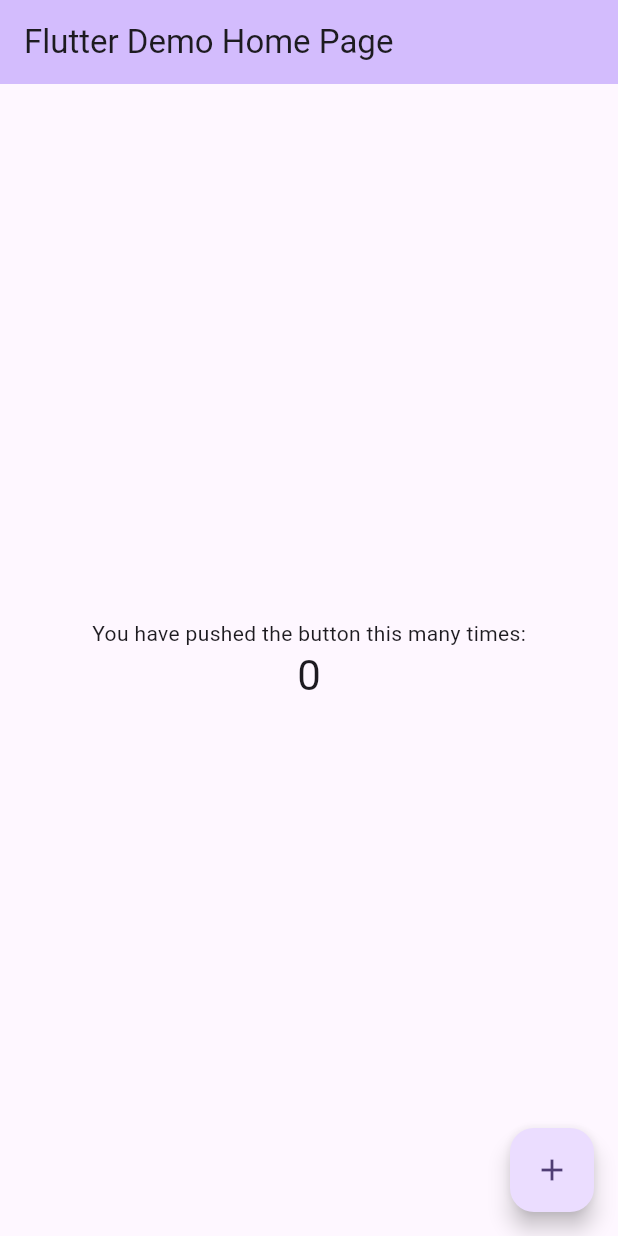
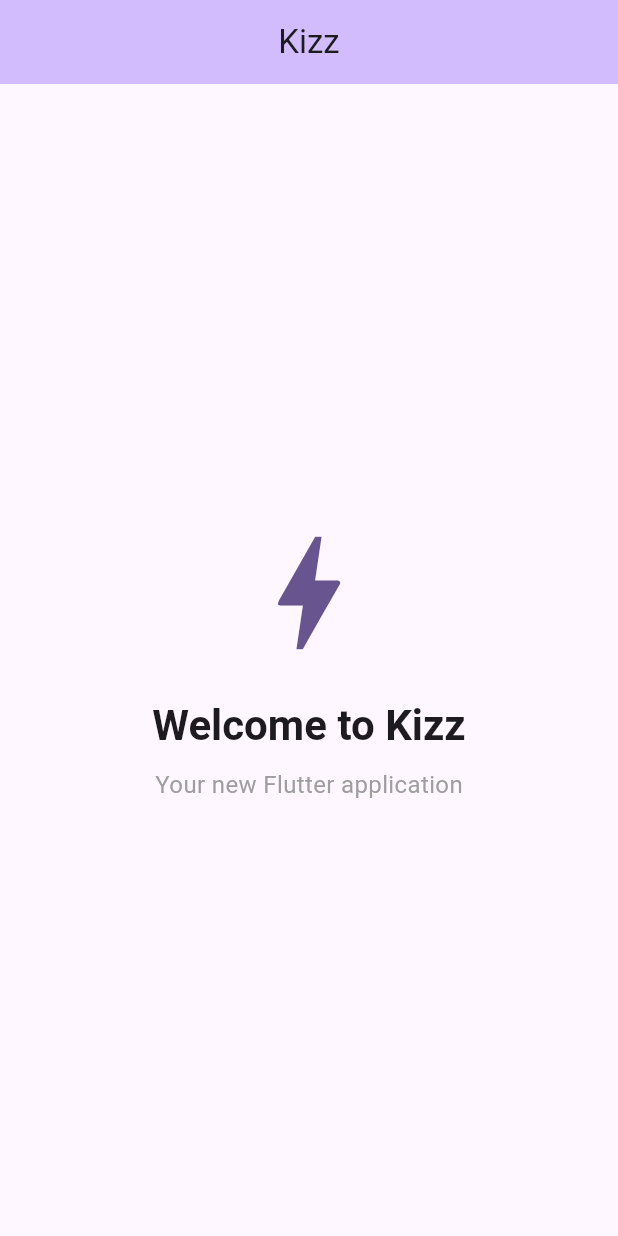
Before and after one commit to could-ai/019aa467-13fa-74c9-9289-444aead84717, a Flutter app: the screen it shows after launch, on a phone screen of 412 x 824 dp. Run offline on Flutter 3.47's test engine with Material 3 defaults, Android fonts, the phone set to English and light mode, and no system bars.

Commit message:
Replaced the default counter app with a clean 'Kizz' app structure. Updated the MaterialApp title, theme, and created a basic HomeScreen with a welcome message and icon. Configured proper routing with '/' as the initial route.; Updated the web index.html file to reflect the new app name 'Kizz' in the title tag and meta tags.

```diff
--- a/usr/lib/main.dart
+++ b/usr/lib/main.dart
@@ -1,120 +1,65 @@
 import 'package:flutter/material.dart';
 
 void main() {
-  runApp(const MyApp());
+  runApp(const KizzApp());
 }
 
-class MyApp extends StatelessWidget {
-  const MyApp({super.key});
+class KizzApp extends StatelessWidget {
+  const KizzApp({super.key});
 
-  // This widget is the root of your application.
   @override
   Widget build(BuildContext context) {
     return MaterialApp(
-      title: 'Flutter Demo',
+      title: 'Kizz',
       debugShowCheckedModeBanner: false,
       theme: ThemeData(
-        // This is the theme of your application.
-        //
-        // TRY THIS: Try running your application with "flutter run". You'll see
-        // the application has a purple toolbar. Then, without quitting the app,
-        // try changing the seedColor in the colorScheme below to Colors.green
-        // and then invoke "hot reload" (save your changes or press the "hot
-        // reload" button in a Flutter-supported IDE, or press "r" if you used
-        // the command line to start the app).
-        //
-        // Notice that the counter didn't reset back to zero; the application
-        // state is not lost during the reload. To reset the state, use hot
-        // restart instead.
-        //
-        // This works for code too, not just values: Most code changes can be
-        // tested with just a hot reload.
         colorScheme: ColorScheme.fromSeed(seedColor: Colors.deepPurple),
+        useMaterial3: true,
       ),
-      home: const MyHomePage(title: 'Flutter Demo Home Page'),
+      // Ensure the default route is registered for web preview safety
+      initialRoute: '/',
+      routes: {
+        '/': (context) => const HomeScreen(),
+      },
     );
   }
 }
 
-class MyHomePage extends StatefulWidget {
-  const MyHomePage({super.key, required this.title});
-
-  // This widget is the home page of your application. It is stateful, meaning
-  // that it has a State object (defined below) that contains fields that affect
-  // how it looks.
-
-  // This class is the configuration for the state. It holds the values (in this
-  // case the title) provided by the parent (in this case the App widget) and
-  // used by the build method of the State. Fields in a Widget subclass are
-  // always marked "final".
-
-  final String title;
-
-  @override
-  State<MyHomePage> createState() => _MyHomePageState();
-}
-
-class _MyHomePageState extends State<MyHomePage> {
-  int _counter = 0;
-
-  void _incrementCounter() {
-    setState(() {
-      // This call to setState tells the Flutter framework that something has
-      // changed in this State, which causes it to rerun the build method below
-      // so that the display can reflect the updated values. If we changed
-      // _counter without calling setState(), then the build method would not be
-      // called again, and so nothing would appear to happen.
-      _counter++;
-    });
-  }
+class HomeScreen extends StatelessWidget {
+  const HomeScreen({super.key});
 
   @override
   Widget build(BuildContext context) {
-    // This method is rerun every time setState is called, for instance as done
-    // by the _incrementCounter method above.
-    //
-    // The Flutter framework has been optimized to make rerunning build methods
-    // fast, so that you can just rebuild anything that needs updating rather
-    // than having to individually change instances of widgets.
     return Scaffold(
       appBar: AppBar(
-        // TRY THIS: Try changing the color here to a specific color (to
-        // Colors.amber, perhaps?) and trigger a hot reload to see the AppBar
-        // change color while the other colors stay the same.
+        title: const Text('Kizz'),
+        centerTitle: true,
         backgroundColor: Theme.of(context).colorScheme.inversePrimary,
-        // Here we take the value from the MyHomePage object that was created by
-        // the App.build method, and use it to set our appbar title.
-        title: Text(widget.title),
       ),
       body: Center(
-        // Center is a layout widget. It takes a single child and positions it
-        // in the middle of the parent.
         child: Column(
-          // Column is also a layout widget. It takes a list of children and
-          // arranges them vertically. By default, it sizes itself to fit its
-          // children horizontally, and tries to be as tall as its parent.
-          //
-          // Column has various properties to control how it sizes itself and
-          // how it positions its children. Here we use mainAxisAlignment to
-          // center the children vertically; the main axis here is the vertical
-          // axis because Columns are vertical (the cross axis would be
-          // horizontal).
-          //
-          // TRY THIS: Invoke "debug painting" (choose the "Toggle Debug Paint"
-          // action in the IDE, or press "p" in the console), to see the
-          // wireframe for each widget.
           mainAxisAlignment: MainAxisAlignment.center,
-          children: <Widget>[
-            const Text('You have pushed the button this many times:'),
-            Text('$_counter', style: Theme.of(context).textTheme.headlineMedium),
+          children: [
+            Icon(
+              Icons.bolt,
+              size: 100,
+              color: Theme.of(context).colorScheme.primary,
+            ),
+            const SizedBox(height: 20),
+            Text(
+              'Welcome to Kizz',
+              style: Theme.of(context).textTheme.headlineMedium?.copyWith(
+                fontWeight: FontWeight.bold,
+              ),
+            ),
+            const SizedBox(height: 10),
+            const Text(
+              'Your new Flutter application',
+              style: TextStyle(fontSize: 16, color: Colors.grey),
+            ),
           ],
         ),
       ),
-      floatingActionButton: FloatingActionButton(
-        onPressed: _incrementCounter,
-        tooltip: 'Increment',
-        child: const Icon(Icons.add),
-      ), // This trailing comma makes auto-formatting nicer for build methods.
     );
   }
 }
```
Also changed, not shown: 1 other file.
